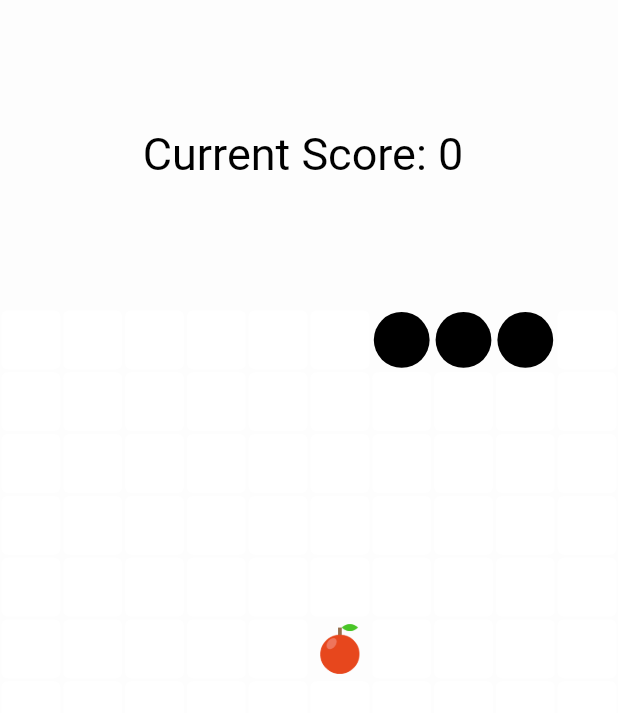
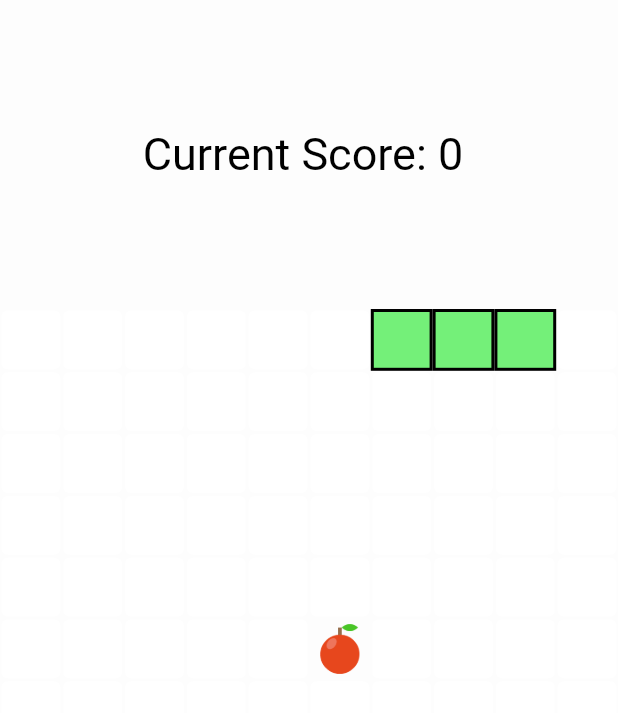
Before and after one commit to abdullahsattar7/SnakeGame-Flutter, a Flutter app: the HomePage screen opened directly, on a phone screen of 412 x 824 dp. Shown: the top 713 px of the screen. Run offline on Flutter 3.47's test engine with Material 2 defaults, Android fonts, the phone set to English and light mode, and no system bars; our stand-ins replace lottie.

Commit message:
Snake Pixel Updated

```diff
--- a/lib/snake_pixel.dart
+++ b/lib/snake_pixel.dart
@@ -1,24 +1,12 @@
 import 'package:flutter/material.dart';
 
 class SnakePixel extends StatelessWidget {
-  const SnakePixel({Key? key}) : super(key: key);
-
   @override
   Widget build(BuildContext context) {
-    return Padding(
-      padding: const EdgeInsets.all(2.0),
-      child: Container(
-        decoration: BoxDecoration(
-          gradient: const LinearGradient(
-            begin: Alignment.topRight,
-            end: Alignment.bottomLeft,
-            colors: [
-              Colors.black,
-              Colors.black,
-            ],
-          ),
-          borderRadius: BorderRadius.circular(400),
-        ),
+    return Container(
+      decoration: BoxDecoration(
+        border: Border.all(width: 2, color: Colors.black),
+        color: Color.fromARGB(255, 116, 240, 121),
       ),
     );
   }
```
